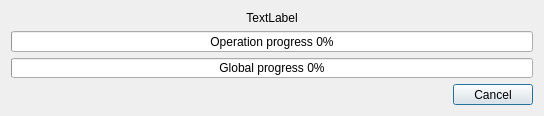
Above: Dialogs/ProgressDialog.ui from FelixdelasPozas/SuperDuck before the change. Below: the same form after it.
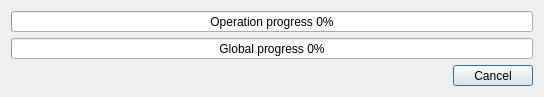
That is the form after the change. Icons and pictures are not drawn.

```diff
--- a/Dialogs/ProgressDialog.ui
+++ b/Dialogs/ProgressDialog.ui
@@ -7,19 +7,19 @@
     <x>0</x>
     <y>0</y>
     <width>544</width>
-    <height>116</height>
+    <height>97</height>
    </rect>
   </property>
   <property name="minimumSize">
    <size>
     <width>544</width>
-    <height>116</height>
+    <height>97</height>
    </size>
   </property>
   <property name="maximumSize">
    <size>
     <width>544</width>
-    <height>116</height>
+    <height>97</height>
    </size>
   </property>
   <property name="windowTitle">
@@ -33,16 +33,6 @@
    <bool>true</bool>
   </property>
   <layout class="QVBoxLayout" name="verticalLayout">
-   <item>
-    <widget class="QLabel" name="m_operationLabel">
-     <property name="text">
-      <string>TextLabel</string>
-     </property>
-     <property name="alignment">
-      <set>Qt::AlignCenter</set>
-     </property>
-    </widget>
-   </item>
    <item>
     <widget class="QProgressBar" name="m_operationProgress">
      <property name="value">
```
